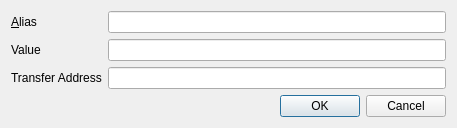
Above: src/qt/forms/editaliasdialog.ui from syscoin/syscoin1 before the change. Below: the same form after it.
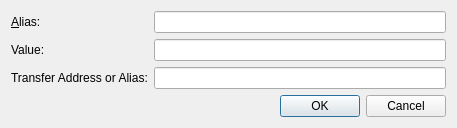
That is the form after the change.

What changed in the file:
```diff
--- a/src/qt/forms/editaliasdialog.ui
+++ b/src/qt/forms/editaliasdialog.ui
@@ -22,7 +22,7 @@
      <item row="0" column="0">
       <widget class="QLabel" name="label_2">
        <property name="text">
-        <string>&amp;Alias</string>
+        <string>&amp;Alias:</string>
        </property>
        <property name="buddy">
         <cstring>aliasEdit</cstring>
@@ -39,7 +39,7 @@
      <item row="1" column="0">
       <widget class="QLabel" name="label">
        <property name="text">
-        <string>Value</string>
+        <string>Value:</string>
        </property>
        <property name="buddy">
         <cstring>nameEdit</cstring>
@@ -59,7 +59,10 @@
      <item row="2" column="0">
       <widget class="QLabel" name="transferLabel">
        <property name="text">
-        <string>Transfer Address</string>
+        <string>Transfer Address or Alias:</string>
+       </property>
+       <property name="wordWrap">
+        <bool>true</bool>
        </property>
       </widget>
      </item>
```
